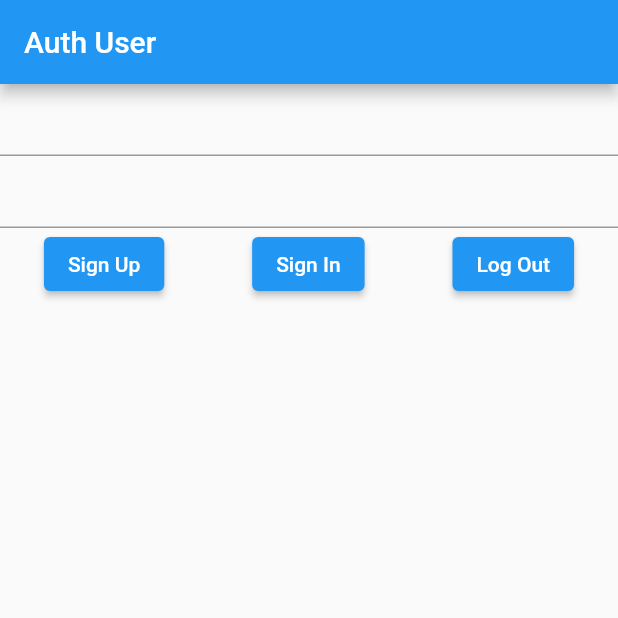
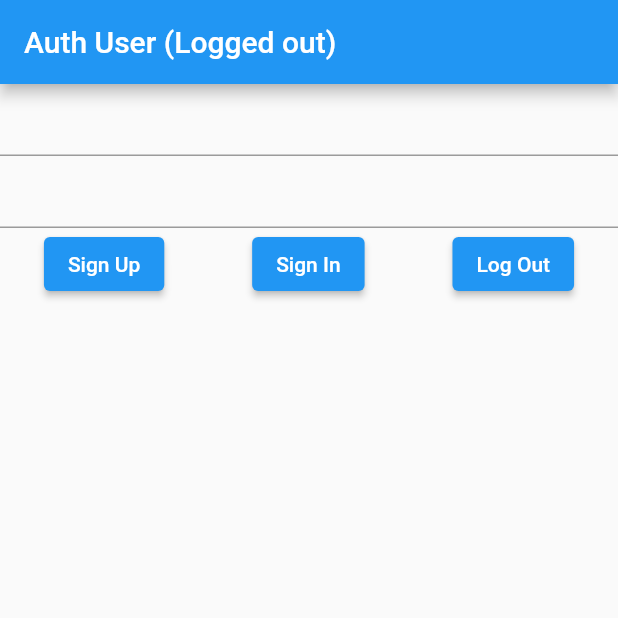
Before and after one commit to kmjaman/flutter-signin, a Flutter app: the screen it shows after launch, after a tap on "Sign Up", on a phone screen of 412 x 824 dp, the top half of it. Run offline on Flutter 3.47's test engine with Material 2 defaults, Android fonts, the phone set to English and light mode, and no system bars; our stand-ins replace firebase_auth, firebase_core; accounts and stored records are empty; network calls fail.

Commit message:
added firebase auth

```diff
--- a/lib/main.dart
+++ b/lib/main.dart
@@ -1,6 +1,10 @@
 import 'package:flutter/material.dart';
+import 'package:firebase_core/firebase_core.dart';
+import 'package:firebase_auth/firebase_auth.dart';
 
-void main() {
+void main() async {
+  WidgetsFlutterBinding.ensureInitialized();
+  await Firebase.initializeApp();
   runApp(AuthApp());
 }
 
@@ -20,10 +24,11 @@ class _AuthAppState extends State<AuthApp> {
 
   @override
   Widget build(BuildContext context) {
+    User? user = FirebaseAuth.instance.currentUser;
     return MaterialApp(
       home: Scaffold(
         appBar: AppBar(
-          title: Text('Auth User'),
+          title: Text('Auth User (Logged ' + (user == null ? 'out' : 'in') + ')'),
         ),
         body: Center(
           child: Column(
@@ -33,9 +38,33 @@ class _AuthAppState extends State<AuthApp> {
               Row(
                 mainAxisAlignment: MainAxisAlignment.spaceAround,
                 children: [
-                  ElevatedButton(onPressed: () {}, child: Text('Sign Up')),
-                  ElevatedButton(onPressed: () {}, child: Text('Sign In')),
-                  ElevatedButton(onPressed: () {}, child: Text('Log Out')),
+                  ElevatedButton(onPressed: () async{
+                    await FirebaseAuth.instance.createUserWithEmailAndPassword(
+                      email: email.text,
+                      password: pass.text,
+                    );
+                    setState(() {
+
+                    });
+                  },
+                  child: Text('Sign Up')),
+                  ElevatedButton(onPressed: () async{
+                    await FirebaseAuth.instance.signInWithEmailAndPassword(
+                      email: email.text,
+                      password: pass.text,
+                    );
+                    setState(() {
+
+                    });
+                  },
+                  child: Text('Sign In')),
+                  ElevatedButton(onPressed: () async{
+                    await FirebaseAuth.instance.signOut();
+                    setState(() {
+
+                    });
+                  },
+                  child: Text('Log Out')),
                 ],
               ),
             ],
```
